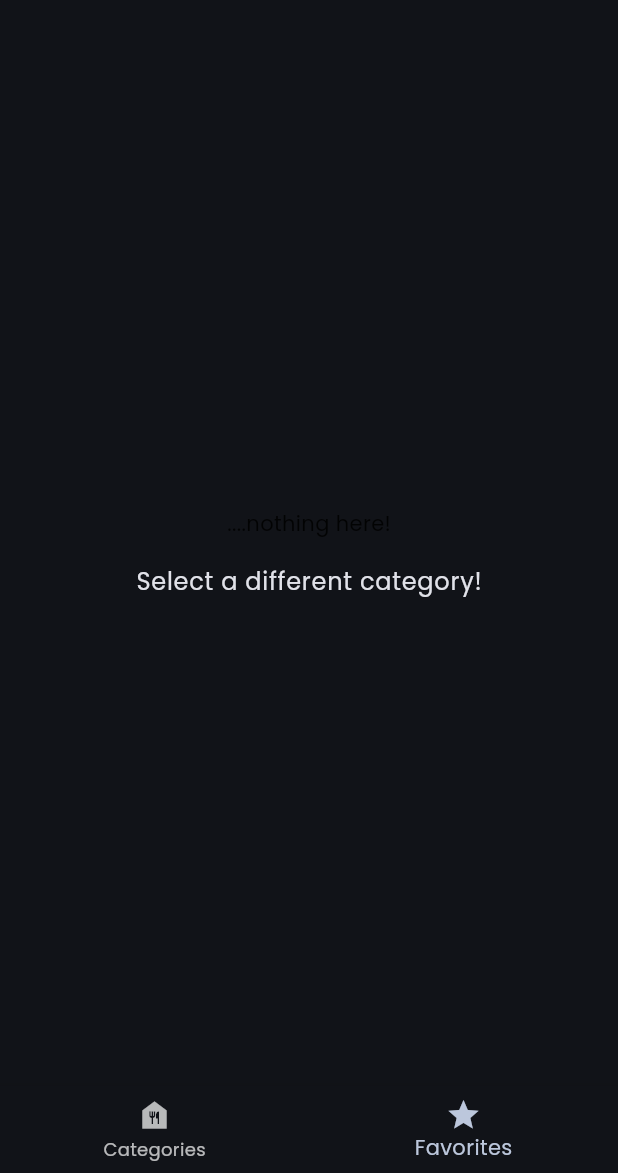
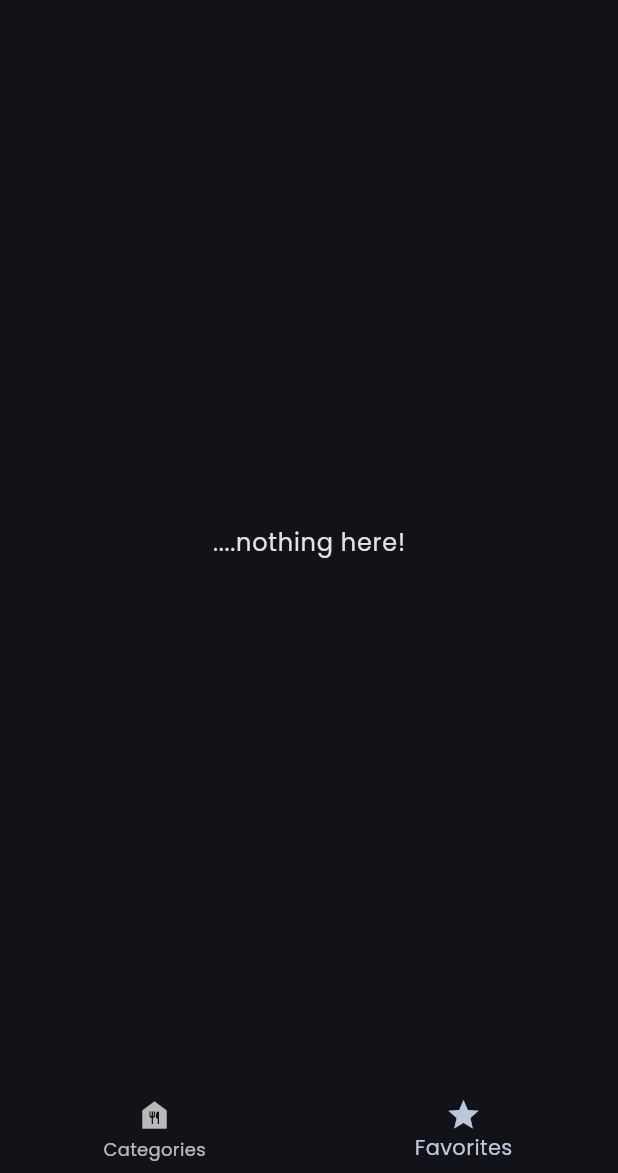
Before and after one commit to adeyemiiiii7/meals_app, a Flutter app: the screen it shows after launch, item 2 of the bottom bar chosen, on a phone screen of 412 x 824 dp, the part 63-1236 px from its top. Run offline on Flutter 3.47's test engine with Material 2 defaults, Android fonts, the phone set to English and light mode, and no system bars; our stand-ins replace google_fonts, transparent_image.

Commit message:
new changes

```diff
--- a/lib/main.dart
+++ b/lib/main.dart
@@ -1,6 +1,6 @@
 import 'package:flutter/material.dart';
 import 'package:google_fonts/google_fonts.dart';
-import 'package:meals_app/screens/categories.dart';
+//import 'package:meals_app/screens/categories.dart';
 //import 'package:meals_app/screens/categories.dart';
 import 'package:meals_app/screens/tabs.dart';
 //import 'package:meals_app/screens/meals.dart';
--- a/lib/screens/meals.dart
+++ b/lib/screens/meals.dart
@@ -29,16 +29,24 @@ class MealsScreen extends StatelessWidget {
   @override
   Widget build(BuildContext context) {
     Widget content = Center(
-        child: Column(mainAxisSize: MainAxisSize.min, children: [
-      const Text('....nothing here!'),
-      const SizedBox(height: 16),
-      Text(
-        'Select a different category!',
-        style: Theme.of(context).textTheme.bodyLarge!.copyWith(
-              color: Theme.of(context).colorScheme.onBackground,
-            ),
-      )
-    ]));
+        child: Column(
+      mainAxisSize: MainAxisSize.min,
+      children: [
+        Text(
+          '....nothing here!',
+          style: Theme.of(context).textTheme.bodyLarge!.copyWith(
+                color: Theme.of(context).colorScheme.onBackground,
+              ),
+        ),
+        const SizedBox(height: 16),
+        // Text(
+        //   'Select a different category!',
+        //   style: Theme.of(context).textTheme.bodyLarge!.copyWith(
+        //         color: Theme.of(context).colorScheme.onBackground,
+        //       ),
+      ],
+    ));
+    //);
     if (meals.isNotEmpty) {
       content = ListView.builder(
         itemCount: meals.length,
--- a/lib/screens/tabs.dart
+++ b/lib/screens/tabs.dart
@@ -17,7 +17,9 @@ class _TabsScreenState extends State<TabsScreen> {
     final isExisting = _favouriteMeals.contains(meal);
 
     if (isExisting) {
-      _favouriteMeals.remove(meal);
+      setState(() {
+        _favouriteMeals.remove(meal);
+      });
     } else {
       _favouriteMeals.add(meal);
     }
@@ -35,10 +37,15 @@ class _TabsScreenState extends State<TabsScreen> {
 
   @override
   Widget build(BuildContext context) {
-    Widget activePage =  CategoriesScreen(onToggleFavourite: _toggleMealFavouriteStatus,);
+    Widget activePage = CategoriesScreen(
+      onToggleFavourite: _toggleMealFavouriteStatus,
+    );
     var activePageTitle = 'Categories';
     if (_selectedPageIndex == 1) {
-      activePage =  MealsScreen(meals: [], onToggleFavourite: _toggleMealFavouriteStatus,);
+      activePage = MealsScreen(
+        meals: _favouriteMeals,
+        onToggleFavourite: _toggleMealFavouriteStatus,
+      );
       activePageTitle = "Favourites";
     }
     return Scaffold(
```
